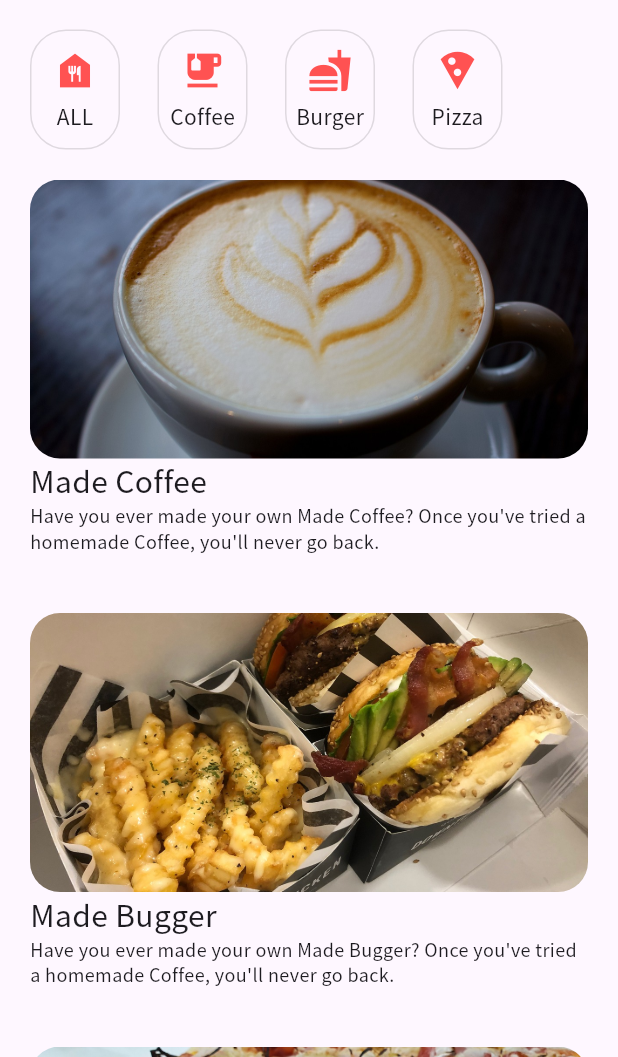
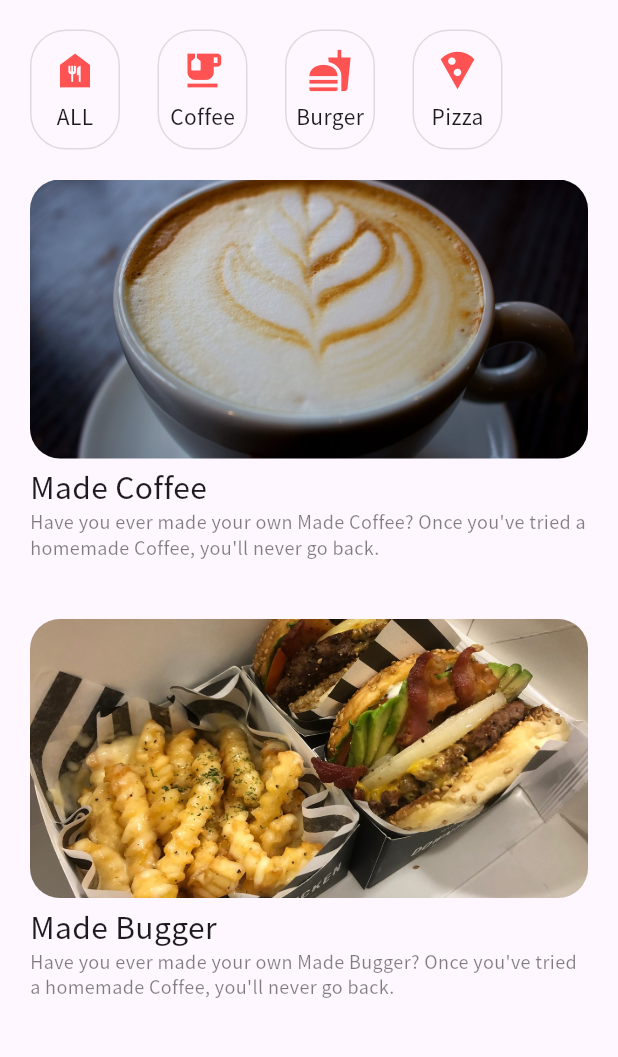
Before and after one commit to hippieperm/flutter_recipe_app, a Flutter app: the screen it shows after launch, on a phone screen of 412 x 824 dp, the part 179-1236 px from its top. Run offline on Flutter 3.47's test engine with Material 3 defaults, Android fonts, the phone set to English and light mode, and no system bars.

Commit message:
레시피 리스트 아이템 수정: RecipeListItem 클래스에 텍스트 스타일을 개선하고, 제목과 설명 사이에 간격을 추가하여 가독성을 향상시킴

```diff
--- a/lib/recipe_list_item.dart
+++ b/lib/recipe_list_item.dart
@@ -27,13 +27,17 @@ class RecipeListItem extends StatelessWidget {
               ),
             ),
           ),
+          SizedBox(height: 4),
           Text(
             title,
             style: TextStyle(fontSize: 20),
           ),
           Text(
             "Have you ever made your own $title? Once you've tried a homemade Coffee, you'll never go back.",
-            style: TextStyle(fontSize: 12),
+            style: TextStyle(
+              fontSize: 12,
+              color: Colors.black.withOpacity(0.5),
+            ),
           )
         ],
       ),
```
